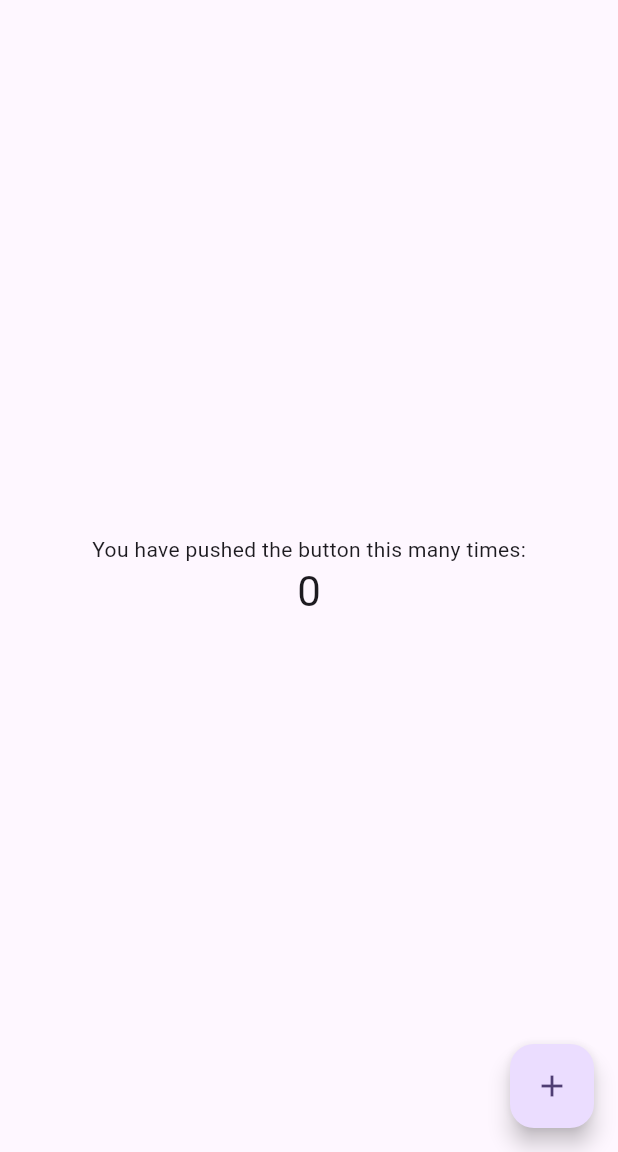
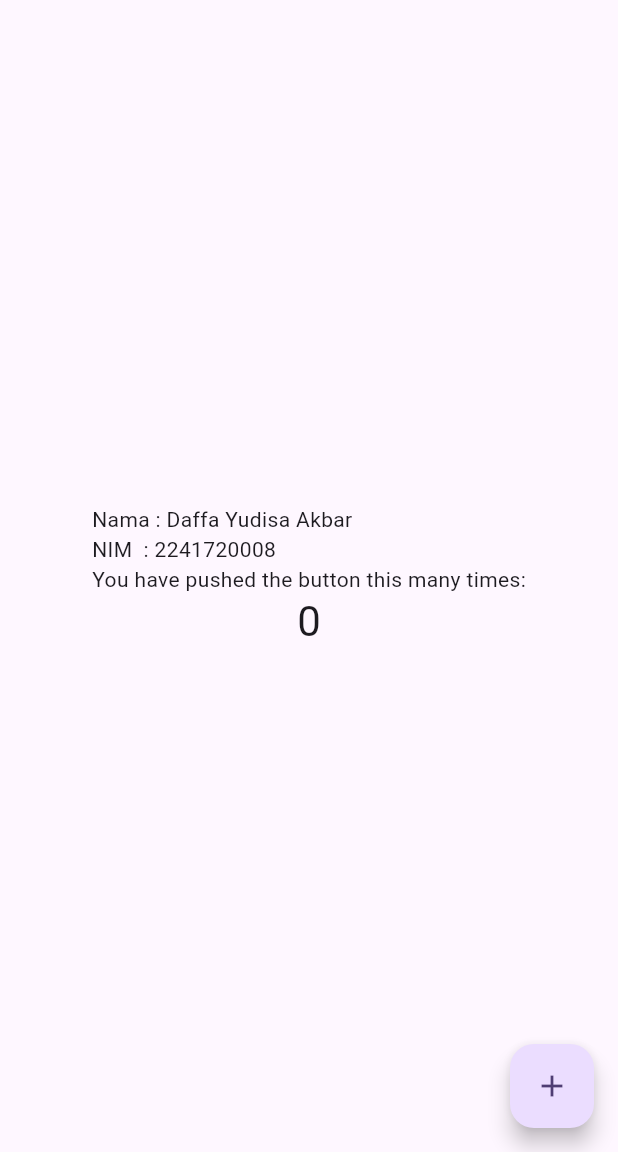
Before and after one commit to daffayudisaa/flutter-fundamental-part1, a Flutter app: the screen it shows after launch, on a phone screen of 412 x 824 dp, the part 84-1236 px from its top. Run offline on Flutter 3.47's test engine with Material 3 defaults, Android fonts, the phone set to English and light mode, and no system bars.

Commit message:
feat: identity text add

```diff
--- a/lib/main.dart
+++ b/lib/main.dart
@@ -106,6 +106,8 @@ class _MyHomePageState extends State<MyHomePage> {
           mainAxisAlignment: MainAxisAlignment.center,
           children: <Widget>[
             const Text(
+              'Nama : Daffa Yudisa Akbar\n'
+              'NIM  : 2241720008\n'
               'You have pushed the button this many times:',
             ),
             Text(
```
Also changed, not shown: images/01.png (added).
